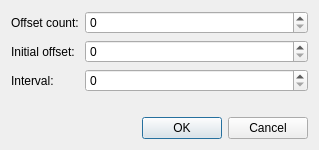
This is tools/colors/colors/WheelEditor/AddOffsetsDialog.ui in fcvalise/octolib as Qt 5 draws it before an edit. The edited form follows.
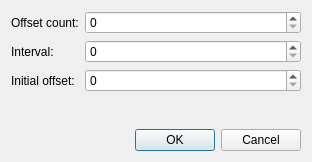
This is the edited form.

The edit to the form file:
```diff
--- a/tools/colors/colors/WheelEditor/AddOffsetsDialog.ui
+++ b/tools/colors/colors/WheelEditor/AddOffsetsDialog.ui
@@ -6,14 +6,14 @@
    <rect>
     <x>0</x>
     <y>0</y>
-    <width>319</width>
-    <height>150</height>
+    <width>312</width>
+    <height>162</height>
    </rect>
   </property>
   <property name="maximumSize">
    <size>
-    <width>400</width>
-    <height>150</height>
+    <width>450</width>
+    <height>190</height>
    </size>
   </property>
   <property name="windowTitle">
@@ -28,16 +28,6 @@
      <property name="fieldGrowthPolicy">
       <enum>QFormLayout::AllNonFixedFieldsGrow</enum>
      </property>
-     <item row="2" column="0">
-      <widget class="QLabel" name="initialOffsetLabel">
-       <property name="text">
-        <string>Initial offset:</string>
-       </property>
-      </widget>
-     </item>
-     <item row="2" column="1">
-      <widget class="QSpinBox" name="initialOffsetSpinBox"/>
-     </item>
      <item row="1" column="0">
       <widget class="QLabel" name="offsetCountLabel">
        <property name="text">
@@ -55,20 +45,30 @@
        </property>
       </widget>
      </item>
-     <item row="3" column="1">
+     <item row="2" column="1">
       <widget class="QSpinBox" name="intervalSpinBox">
        <property name="maximum">
         <number>359</number>
        </property>
       </widget>
      </item>
-     <item row="3" column="0">
+     <item row="2" column="0">
       <widget class="QLabel" name="intervalLabel">
        <property name="text">
         <string>Interval:</string>
        </property>
       </widget>
      </item>
+     <item row="3" column="0">
+      <widget class="QLabel" name="initialOffsetLabel">
+       <property name="text">
+        <string>Initial offset:</string>
+       </property>
+      </widget>
+     </item>
+     <item row="3" column="1">
+      <widget class="QSpinBox" name="initialOffsetSpinBox"/>
+     </item>
     </layout>
    </item>
    <item>
```
Left out of the diff: 5 changed lines with no effect on the pictures.
